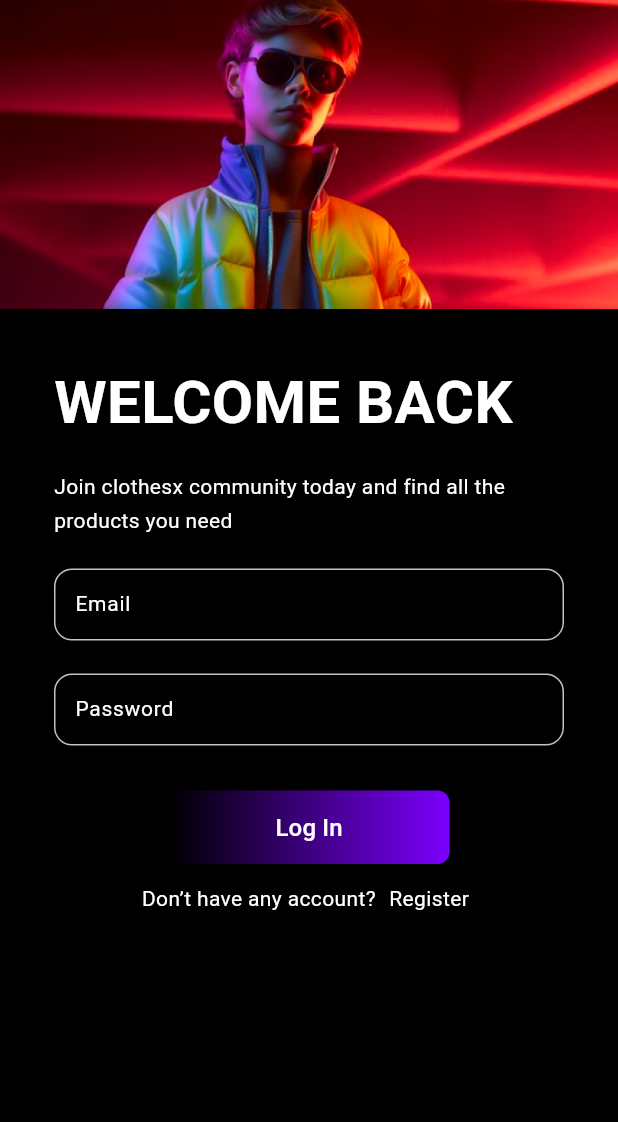
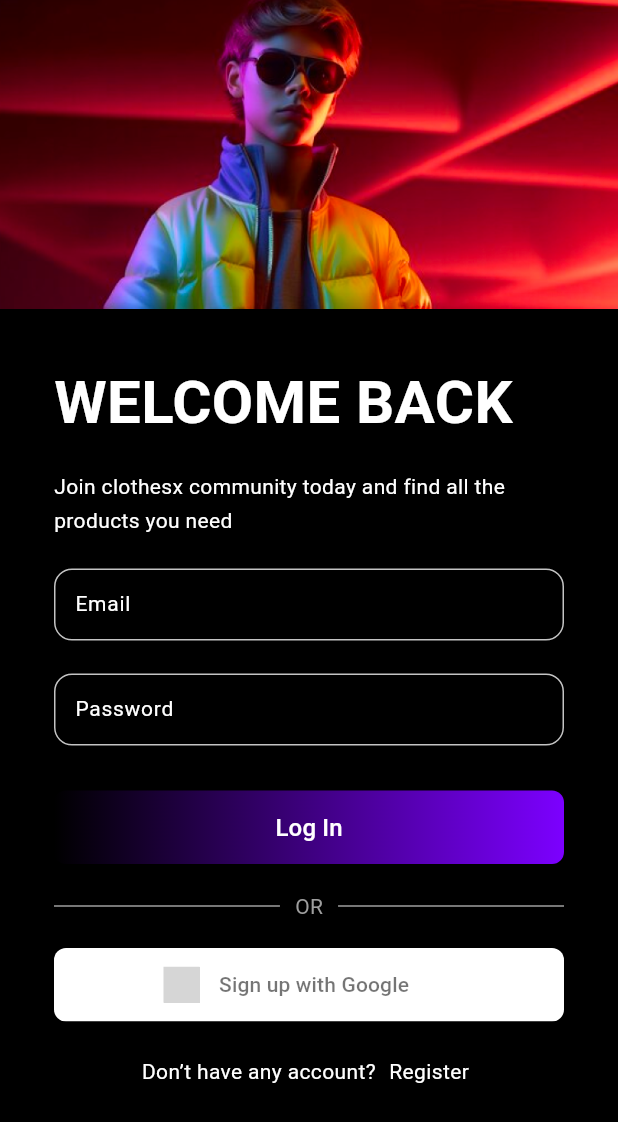
Before and after one commit to ClothZ-Organization/ClothZ_App, a Flutter app: the screen it shows after launch, on a phone screen of 412 x 824 dp. Shown: the top 1122 px of the screen. Run offline on Flutter 3.47's test engine with Material 3 defaults, Android fonts, the phone set to English and light mode, and no system bars; drawn by our look-alikes of sign_in_button; our stand-ins replace auto_route, cached_network_image, camera, cloud_firestore, connectivity_plus, dio and 11 more; missing offline and left inert: path_to_regexp, pay; accounts and stored records are empty; generated files the repository leaves out were written again; Roboto replaces fonts that are missing (WorkSans); grey boxes are pictures that could not be loaded.

Commit message:
add login with google

```diff
--- a/finding_clothes/lib/src/features/login/presentation/login_page.dart
+++ b/finding_clothes/lib/src/features/login/presentation/login_page.dart
@@ -9,6 +9,7 @@ import 'package:finding_clothes/src/shared/presentation/widgets/finding_clothes/
 import 'package:flutter/material.dart';
 import 'package:flutter/services.dart';
 import 'package:flutter_riverpod/flutter_riverpod.dart';
+import 'package:sign_in_button/sign_in_button.dart';
 
 import '../application/login_view_model.dart';
 
@@ -26,7 +27,9 @@ class LoginPage extends ConsumerWidget {
       backgroundColor: Colors.black,
       body: viewModel.isLoading
           ? const Center(
-            child: FCLoadingIndicator(size: LoadingIndicatorSize.standart,),
+              child: FCLoadingIndicator(
+                size: LoadingIndicatorSize.standart,
+              ),
             )
           : SafeArea(
               child: SingleChildScrollView(
@@ -112,10 +115,24 @@ class LoginPage extends ConsumerWidget {
                                     password: passwordController.text);
                               },
                               text: "Log In",
+                              isWidthMax: true,
                             ),
                           ),
                           const SizedBox(
-                            height: 15,
+                            height: 20,
+                          ),
+                          orLine(),
+                          const SizedBox(
+                            height: 20,
+                          ),
+                          _googleSignInButton(
+                            onPressed: () {
+                              debugPrint('---dadad');
+                              viewModel.loginWithGoogle();
+                            },
+                          ),
+                          const SizedBox(
+                            height: 25,
                           ),
                           Center(
                             child: FCTextAction(
@@ -156,4 +173,56 @@ class LoginPage extends ConsumerWidget {
       ],
     );
   }
+
+  Widget orLine() {
+    return Row(
+      mainAxisAlignment: MainAxisAlignment.center,
+      children: [
+        Expanded(
+          child: Container(
+            color: Colors.grey,
+            height: 1,
+          ),
+        ),
+        const SizedBox(
+          width: 10,
+        ),
+        const Text(
+          'OR',
+          style: TextStyle(
+            fontWeight: FontWeight.w400,
+            fontSize: 14,
+            height: 1.14,
+            color: Colors.grey,
+          ),
+        ),
+        const SizedBox(
+          width: 10,
+        ),
+        Expanded(
+          child: Container(
+            color: Colors.grey,
+            height: 1,
+          ),
+        ),
+      ],
+    );
+  }
+
+  Widget _googleSignInButton({required VoidCallback onPressed}) {
+    return Center(
+      child: ClipRRect(
+        borderRadius: BorderRadius.circular(8.0),
+        child: SizedBox(
+          height: 49,
+          width: double.infinity,
+          child: SignInButton(
+            Buttons.google,
+            text: 'Sign up with Google',
+            onPressed: onPressed,
+          ),
+        ),
+      ),
+    );
+  }
 }
--- a/finding_clothes/pubspec.yaml
+++ b/finding_clothes/pubspec.yaml
@@ -58,6 +58,7 @@ dependencies:
   camera: ^0.10.5+5
   pay: ^1.1.2
   path_to_regexp: ^0.4.0
+  sign_in_button: ^3.2.0
 
 dev_dependencies:
   flutter_test:
```
Also changed, not shown: finding_clothes/lib/src/features/login/application/login_view_model.dart (+12 -0 lines), finding_clothes/lib/src/shared/services/authentication/authentication_service.dart (+19 -2 lines), finding_clothes/lib/firebase_options.dart, finding_clothes/pubspec.lock, 3 other files.
